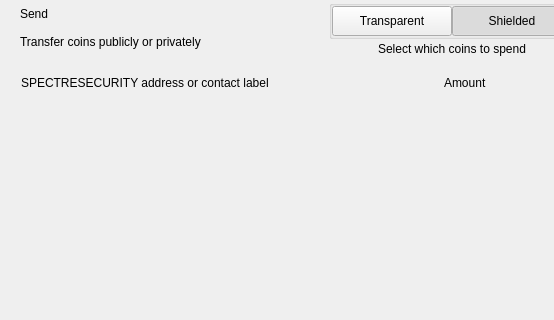
Above: src/qt/spectresecurity/forms/send.ui from SpectreSecurityCoin/SpectreSecurityMN before the change; both pictures show x 0 to 554 and y 0 to 320 of the 893 by 700 pixel window. Below: the same form after it.
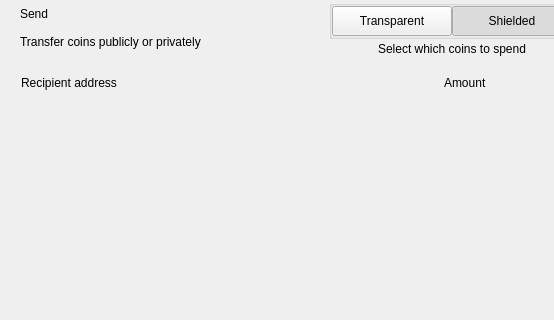
That is the form after the change. Custom widgets are drawn as their Qt base class.

The edit to the form file:
```diff
--- a/src/qt/spectresecurity/forms/send.ui
+++ b/src/qt/spectresecurity/forms/send.ui
@@ -255,7 +255,7 @@
              <string notr="true">margin-left:8px;</string>
             </property>
             <property name="text">
-             <string>SPECTRESECURITY address or contact label</string>
+             <string>Recipient address</string>
             </property>
            </widget>
           </item>
```
Left out of the diff: 2 changed lines with no effect on the pictures.
